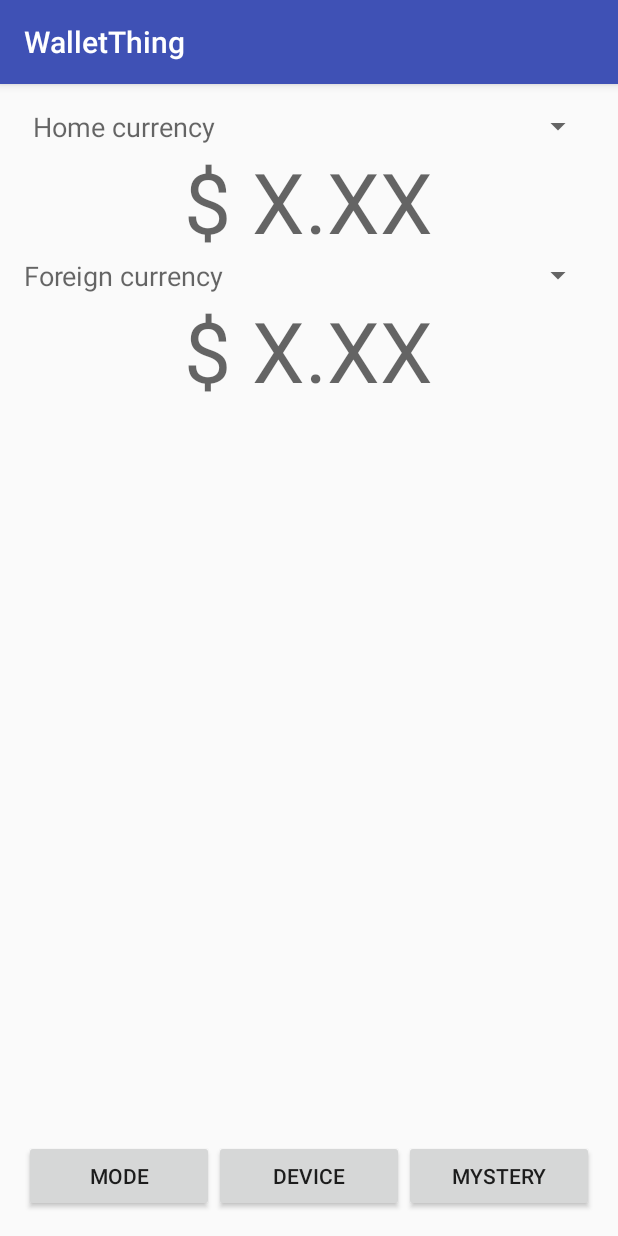
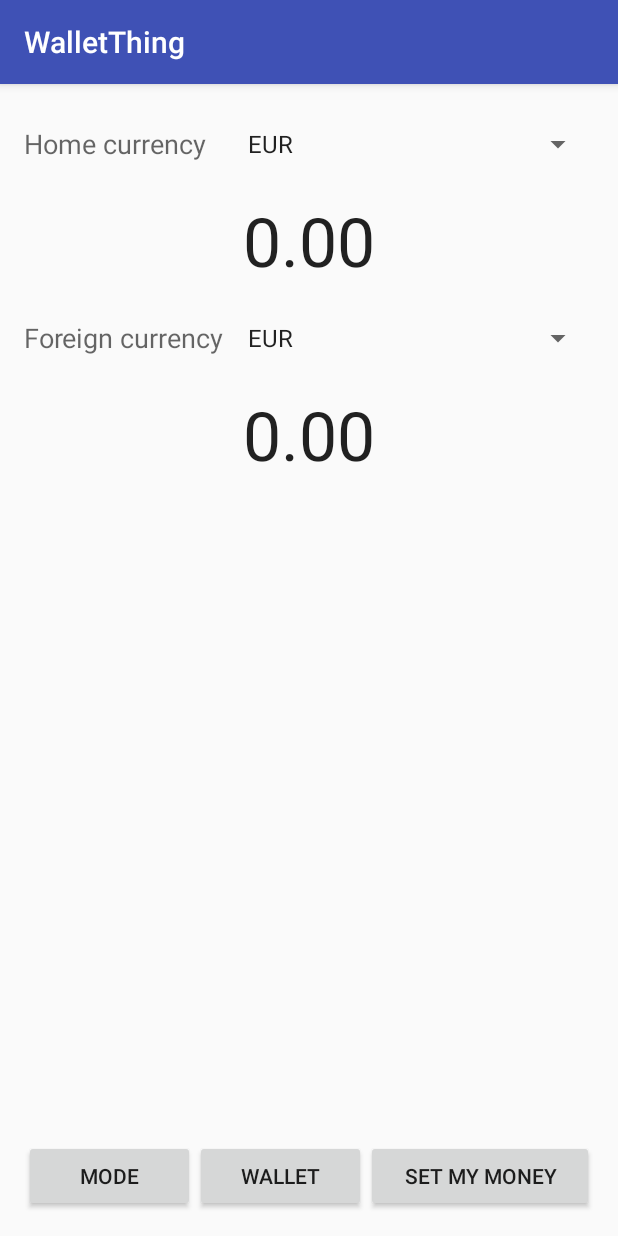
Before and after one commit to GMMan/hacked2018, an Android app: the screen it shows after launch (MainActivity), on a phone screen of 412 x 824 dp. Run offline under Robolectric (Android 15) with nearby library versions, the phone set to English and light mode, and no system bars.

Commit message:
Implement setting mode

```diff
--- a/app/src/main/java/blue/golem/android/walletthing/MainActivity.java
+++ b/app/src/main/java/blue/golem/android/walletthing/MainActivity.java
@@ -1,11 +1,13 @@
 package blue.golem.android.walletthing;
 
+import android.graphics.drawable.Drawable;
 import android.support.v7.app.AppCompatActivity;
 import android.os.Bundle;
 import android.view.View;
 import android.widget.ArrayAdapter;
 import android.widget.EditText;
 import android.widget.Spinner;
+import android.widget.TextView;
 
 import java.math.BigDecimal;
 import java.util.ArrayList;
@@ -15,29 +17,74 @@ import java.util.List;
 
 public class MainActivity extends AppCompatActivity {
 
-    CurrencyConverter currencyConverter = new CurrencyConverter();
     Spinner fromSpinner;
     Spinner toSpinner;
+    EditText fromAmountView;
+    EditText toAmountView;
+    boolean isEditMode;
+    Drawable editableBackground;
 
     @Override
     protected void onCreate(Bundle savedInstanceState) {
         super.onCreate(savedInstanceState);
         setContentView(R.layout.activity_main);
+
+        // Find views
         fromSpinner = findViewById(R.id.fromSpinner);
         toSpinner = findViewById(R.id.toSpinner);
-    }
+        fromAmountView = findViewById(R.id.fromAmountView);
+        toAmountView = findViewById(R.id.toAmountView);
+        editableBackground = fromAmountView.getBackground();
 
-    /*
-    public void onRefreshClick(View v) {
-        Collection<String> currencies = currencyConverter.getCurrencies();
+        // Restore instance variables
+        if (savedInstanceState != null) {
+            isEditMode = savedInstanceState.getBoolean("edit_mode");
+        }
+
+        setEditMode(isEditMode);
+
+        // Setup currency spinners
+        Collection<String> currencies = CurrencyConverter.getInstance().getCurrencies();
         List<String> sortedCurrencies = new ArrayList<>(currencies);
         Collections.sort(sortedCurrencies);
         ArrayAdapter<String> adapter = new ArrayAdapter<>(this,
                 android.R.layout.simple_list_item_1, sortedCurrencies);
         fromSpinner.setAdapter(adapter);
         toSpinner.setAdapter(adapter);
+
+        // TODO: load user settings (from/to currencies)
     }
 
+    @Override
+    protected void onSaveInstanceState(Bundle outState) {
+        super.onSaveInstanceState(outState);
+        outState.putBoolean("edit_mode", isEditMode);
+    }
+
+    public void onModeClick(View v) {
+        setEditMode(!isEditMode);
+    }
+
+    private void setEditMode(boolean editable) {
+        isEditMode = editable;
+        setTextViewEditable(fromAmountView, isEditMode);
+        setTextViewEditable(toAmountView, isEditMode);
+    }
+
+    private void setTextViewEditable(EditText v, boolean editable) {
+        if (editable) {
+            v.setBackground(editableBackground);
+            v.setFocusableInTouchMode(true);
+        }
+        else
+        {
+            v.clearFocus();
+            v.setBackground(null);
+        }
+        v.setFocusable(editable);
+    }
+
+    /*
     public void onConvertClick(View v) {
         String from = (String)fromSpinner.getSelectedItem();
         String to = (String)toSpinner.getSelectedItem();
--- a/app/src/main/res/layout/activity_main.xml
+++ b/app/src/main/res/layout/activity_main.xml
@@ -4,9 +4,9 @@
     xmlns:tools="http://schemas.android.com/tools"
     android:layout_width="match_parent"
     android:layout_height="match_parent"
-    tools:context="blue.golem.android.walletthing.MainActivity"
     android:columnCount="3"
-    android:padding="16dp">
+    android:padding="16dp"
+    tools:context="blue.golem.android.walletthing.MainActivity">
 
 
     <TextView
@@ -14,7 +14,7 @@
         android:layout_width="wrap_content"
         android:layout_height="wrap_content"
         android:layout_column="0"
-        android:layout_gravity="center"
+        android:layout_gravity="center_vertical"
         android:layout_row="0"
         android:text="@string/from_currency"
         android:textAppearance="@android:style/TextAppearance.Material.Medium" />
@@ -26,25 +26,27 @@
         android:layout_column="1"
         android:layout_columnSpan="2"
         android:layout_gravity="fill_horizontal"
-        android:layout_row="0" />
+        android:layout_row="0"
+        android:gravity="center_vertical" />
 
-    <TextView
+    <EditText
         android:id="@+id/fromAmountView"
         android:layout_width="wrap_content"
         android:layout_height="wrap_content"
         android:layout_column="0"
-        android:layout_row="1"
         android:layout_columnSpan="3"
         android:layout_gravity="center_horizontal"
-        android:text="$ X.XX"
-        android:textAppearance="@android:style/TextAppearance.Material.Display3" />
+        android:layout_row="1"
+        android:inputType="numberDecimal"
+        android:text="0.00"
+        android:textAppearance="@android:style/TextAppearance.Material.Display2" />
 
     <TextView
         android:id="@+id/toCurrLabel"
         android:layout_width="wrap_content"
         android:layout_height="wrap_content"
         android:layout_column="0"
-        android:layout_gravity="center"
+        android:layout_gravity="center_vertical"
         android:layout_row="2"
         android:text="@string/to_currency"
         android:textAppearance="@android:style/TextAppearance.Material.Medium" />
@@ -56,9 +58,10 @@
         android:layout_column="1"
         android:layout_columnSpan="2"
         android:layout_gravity="fill_horizontal"
-        android:layout_row="2" />
+        android:layout_row="2"
+        android:gravity="center_vertical" />
 
-    <TextView
+    <EditText
         android:id="@+id/toAmountView"
         android:layout_width="wrap_content"
         android:layout_height="wrap_content"
@@ -66,50 +69,46 @@
         android:layout_columnSpan="3"
         android:layout_gravity="center_horizontal"
         android:layout_row="3"
-        android:text="$ X.XX"
-        android:textAppearance="@android:style/TextAppearance.Material.Display3" />
+        android:inputType="numberDecimal"
+        android:text="0.00"
+        android:textAppearance="@android:style/TextAppearance.Material.Display2" />
 
     <Space
         android:layout_width="wrap_content"
         android:layout_height="wrap_content"
         android:layout_column="0"
-        android:layout_row="4"
         android:layout_columnSpan="3"
-        android:layout_gravity="fill"/>
+        android:layout_gravity="fill"
+        android:layout_row="4" />
 
     <LinearLayout
         android:layout_width="match_parent"
         android:layout_height="wrap_content"
-        android:orientation="horizontal"
         android:layout_columnSpan="3"
-        android:layout_gravity="bottom">
+        android:layout_gravity="bottom"
+        android:orientation="horizontal">
 
         <Button
             android:id="@+id/modeButton"
             android:layout_width="wrap_content"
             android:layout_height="wrap_content"
-            android:layout_column="0"
-            android:layout_row="5"
             android:layout_weight="1"
-            android:text="Mode" />
+            android:onClick="onModeClick"
+            android:text="@string/mode_button_text" />
 
         <Button
             android:id="@+id/deviceButton"
             android:layout_width="wrap_content"
             android:layout_height="wrap_content"
-            android:layout_column="1"
-            android:layout_row="5"
             android:layout_weight="1"
-            android:text="Device" />
+            android:text="@string/device_button_text" />
 
         <Button
-            android:id="@+id/button4"
+            android:id="@+id/setButton"
             android:layout_width="wrap_content"
             android:layout_height="wrap_content"
-            android:layout_column="2"
-            android:layout_row="5"
             android:layout_weight="1"
-            android:text="Mystery" />
+            android:text="@string/set_button_text" />
     </LinearLayout>
 
 </GridLayout>
--- a/app/src/main/res/values/strings.xml
+++ b/app/src/main/res/values/strings.xml
@@ -3,4 +3,7 @@
     <string name="from_currency">Home currency</string>
     <string name="to_currency">Foreign currency</string>
     <string name="loading_text">Loading currencies...</string>
+    <string name="mode_button_text">Mode</string>
+    <string name="device_button_text">Wallet</string>
+    <string name="set_button_text">Set My Money</string>
 </resources>
```
